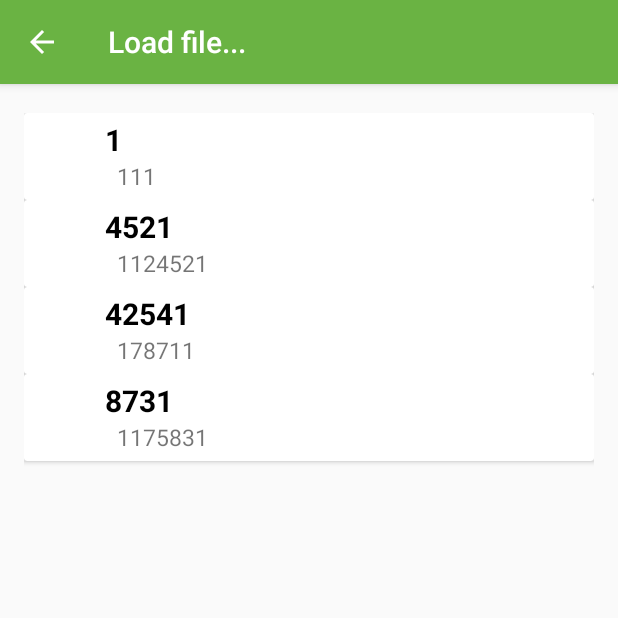
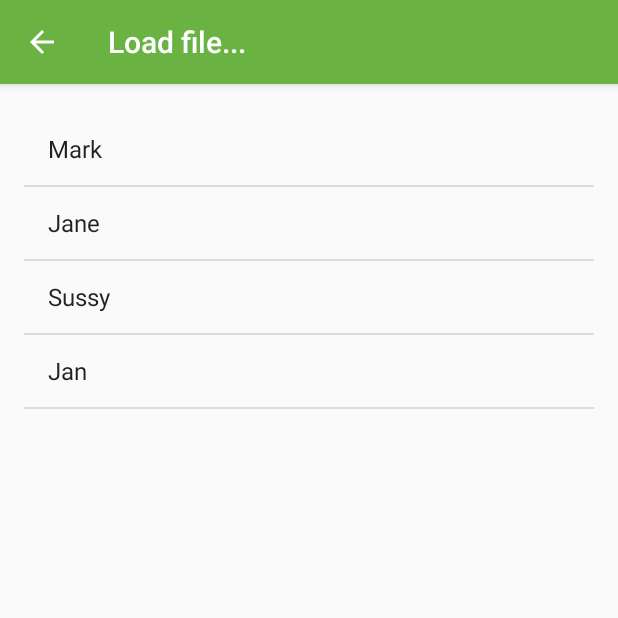
Before and after one commit to mrknrb/ECA-AndroidApp, an Android app: the ttsbetoltes screen opened directly, with no data from a screen before it, on a phone screen of 412 x 824 dp, the top half of it. Run offline under Robolectric (Android 15) with nearby library versions, the phone set to English and light mode, and no system bars; Roboto replaces fonts that are not available here.

Commit message:
13 listview menunélkül

```diff
--- a/app/src/main/java/com/example/android/trackmysleepquality/BetoltesAdapter.kt
+++ /dev/null
@@ -1,67 +0,0 @@
-package com.example.android.trackmysleepquality
-
-import android.view.LayoutInflater
-import android.view.View
-import android.view.ViewGroup
-import android.widget.ImageView
-import android.widget.TextView
-
-import androidx.recyclerview.widget.RecyclerView
-import com.example.android.trackmysleepquality.BetoltesAdapter.ExampleViewHolder
-
-import com.example.android.trackmysleepquality.database.BetoltesItem
-
-import java.util.ArrayList
-
-
-class BetoltesAdapter(private val mExampleList: MutableList<BetoltesItem>) : RecyclerView.Adapter<BetoltesAdapter.ExampleViewHolder>() {
-
-  var mListener:OnItemClickListener?=null
-
- interface OnItemClickListener{
-    fun onItemClick(position:Int)
-
-}
-fun setOnItemClickListener(listener:OnItemClickListener){
-    mListener=listener
-}
-
-    class ExampleViewHolder(itemView: View,listener:OnItemClickListener?) : RecyclerView.ViewHolder(itemView) {
-        var mImageView: ImageView
-        var mTextView1: TextView
-        var mTextView2: TextView
-
-        init {
-            mImageView = itemView.findViewById(R.id.imageView)
-            mTextView1 = itemView.findViewById(R.id.textView)
-            mTextView2 = itemView.findViewById(R.id.textView2)
-
-            itemView.setOnClickListener {
-                if (listener != null) {
-                    val position = adapterPosition
-                    if (position != RecyclerView.NO_POSITION) {
-                        listener.onItemClick(position)
-                    }
-                }
-            }
-        }
-    }
-
-    override fun onCreateViewHolder(parent: ViewGroup, viewType: Int): ExampleViewHolder {
-        val v = LayoutInflater.from(parent.context).inflate(R.layout.betoltesitem, parent, false)
-
-
-        return ExampleViewHolder(v,mListener)
-    }
-
-    override fun onBindViewHolder(holder: ExampleViewHolder, position: Int) {
-        val currentItem = mExampleList[position]
-
-        holder.mTextView1.text = currentItem.getText1()
-        holder.mTextView2.text = currentItem.getText2()
-    }
-
-    override fun getItemCount(): Int {
-        return mExampleList.size
-    }
-}
--- a/app/src/main/java/com/example/android/trackmysleepquality/database/BetoltesItem.kt
+++ /dev/null
@@ -1,14 +0,0 @@
-package com.example.android.trackmysleepquality.database
-
-class BetoltesItem(mText1:String,mText2:String){
-    var mText1:String=mText1
-    var mText2:String=mText2
-
-    public fun getText1(): String {
-        return mText1;
-    }
-
-    public fun getText2():String  {
-        return mText2;
-    }
-}
--- a/app/src/main/java/com/example/android/trackmysleepquality/ttsbetoltes.kt
+++ b/app/src/main/java/com/example/android/trackmysleepquality/ttsbetoltes.kt
@@ -2,99 +2,72 @@ package com.example.android.trackmysleepquality
 
 import androidx.appcompat.app.AppCompatActivity
 import android.os.Bundle
+import android.widget.ArrayAdapter
+import android.widget.ListView
 import android.widget.Toast
 import android.widget.AdapterView
-import android.widget.ArrayAdapter
-import android.widget.TextView
+import java.util.Arrays.asList
 import androidx.core.app.ComponentActivity.ExtraData
 import androidx.core.content.ContextCompat.getSystemService
 import android.icu.lang.UCharacter.GraphemeClusterBreak.T
-import com.example.android.trackmysleepquality.database.BetoltesItem
-import androidx.recyclerview.widget.RecyclerView
-import androidx.core.content.ContextCompat.getSystemService
-import android.icu.lang.UCharacter.GraphemeClusterBreak.T
-import androidx.recyclerview.widget.LinearLayoutManager
+import android.view.ContextMenu
+import android.view.View
 
 
 class ttsbetoltes : AppCompatActivity() {
-    private var mRecyclerView: RecyclerView? = null
-    private var mAdapter: BetoltesAdapter? = null
-    private var mLayoutManager: RecyclerView.LayoutManager? = null
-    var mExampleList = mutableListOf<BetoltesItem>()
+
+
+    private lateinit var listView: ListView
+    /*
+    override fun onCreateContextMenu(menu:ContextMenu , v:ListView , menuInfo: AdapterView.AdapterContextMenuInfo) {
+        if (v.getId() == R.id.listview) {
+           var lv:ListView  = v
+           var acmi: AdapterView.AdapterContextMenuInfo  =  menuInfo
+           var obj  =  lv.getItemAtPosition(acmi.position);
+
+            menu.add("One");
+            menu.add("Two");
+            menu.add("Three");
+            menu.add(obj.name);
+        }
+    }
+    */
+
     override fun onCreate(savedInstanceState: Bundle?) {
         super.onCreate(savedInstanceState)
         setContentView(R.layout.activity_ttsbetoltes)
 
-        // var exampleList:List<BetoltesItem>?=null
-        // var exampleList:List<BetoltesItem> =
-        val exampleList = mutableListOf<BetoltesItem>()
+        val friendsListView = findViewById<ListView>(R.id.listview)
+        registerForContextMenu(friendsListView);
+        val myFriends = ArrayList(asList("Mark", "Jane", "Sussy", "Jan"))
 
-        exampleList.add(BetoltesItem("1", "111"))
+        val arrayAdapter = ArrayAdapter(this, android.R.layout.simple_list_item_1, myFriends)
 
-        exampleList.add(BetoltesItem("4521", "1124521"))
-        exampleList.add(BetoltesItem("42541", "178711"))
-        exampleList.add(BetoltesItem("8731", "1175831"))
-        mRecyclerView = findViewById(R.id.recyclerview)
-        mRecyclerView?.setHasFixedSize(true)
+        friendsListView.setAdapter(arrayAdapter)
 
-        mLayoutManager = LinearLayoutManager(this)
-        mAdapter = BetoltesAdapter(exampleList)
+        friendsListView.setOnItemClickListener(object : AdapterView.OnItemClickListener {
+           override fun onItemClick(adapterView: AdapterView<*>, view: View, i: Int, l: Long) {
 
-        mRecyclerView?.setLayoutManager(mLayoutManager)
-        mRecyclerView?.setAdapter(mAdapter)
-        /*
-        mAdapter.setOnItemClickListener(new BetoltesAdapter.OnItemClickListener{
-            override onItemclick(position:Int){
+                Toast.makeText(applicationContext, "Hello " + myFriends[i], Toast.LENGTH_LONG).show()
 
-        }
-        }
-        )
-*/
+            }
 
 
-        fun buildRecyclerView() {
-            mRecyclerView = findViewById(R.id.recyclerview);
-            mRecyclerView?.setHasFixedSize(true);
-            mLayoutManager = LinearLayoutManager(this);
-            mAdapter = BetoltesAdapter(mExampleList);
-
-            mRecyclerView?.setLayoutManager(mLayoutManager);
-            mRecyclerView?.setAdapter(mAdapter);
+        })
+        friendsListView.setOnItemLongClickListener (object : AdapterView.OnItemLongClickListener {
+            override fun onItemLongClick(adapterView: AdapterView<*>, view: View, i: Int, l: Long): Boolean {
 
 
 
-        }
+
+                Toast.makeText(applicationContext, "Csá " + myFriends[i], Toast.LENGTH_LONG).show()
+return true
+            }
 
 
-/*
+        })
 
 
-        mRecyclerView = findViewById(R.id.recyclerView);
-        mRecyclerView.setHasFixedSize(true);
-        mLayoutManager = new LinearLayoutManager(this);
-        mAdapter = new ExampleAdapter(exampleList);
-
-        mRecyclerView.setLayoutManager(mLayoutManager);
-        mRecyclerView.setAdapter(mAdapter);
-        */
-
-
-/*
-listView = findViewById(R.id.listView) as ListView
-textView = findViewById(R.id.textView) as TextView
-listItem = resources.getStringArray(R.array.array_technology)
-val adapter = ArrayAdapter<String>(this,
-        android.R.layout.simple_list_item_1, android.R.id.text1, listItem)
-listView.setAdapter(adapter)
-
-listView.setOnItemClickListener(object : AdapterView.OnItemClickListener {
-    fun onItemClick(adapterView: AdapterView<*>, view: View, position: Int, l: Long) {
-        // TODO Auto-generated method stub
-        val value = adapter.getItem(position)
-        Toast.makeText(applicationContext, value, Toast.LENGTH_SHORT).show()
 
     }
-})
-*/
-    }
 }
--- a/app/src/main/res/layout/activity_ttsbetoltes.xml
+++ b/app/src/main/res/layout/activity_ttsbetoltes.xml
@@ -6,8 +6,8 @@
     android:layout_height="match_parent"
     tools:context=".ttsbetoltes">
 
-    <androidx.recyclerview.widget.RecyclerView
-        android:id="@+id/recyclerview"
+    <ListView
+        android:id="@+id/listview"
         android:layout_width="0dp"
         android:layout_height="729dp"
         android:layout_marginStart="16dp"
@@ -17,8 +17,5 @@
         app:layout_constraintBottom_toBottomOf="parent"
         app:layout_constraintEnd_toEndOf="parent"
         app:layout_constraintStart_toStartOf="parent"
-        app:layout_constraintTop_toTopOf="parent">
-
-    </androidx.recyclerview.widget.RecyclerView>
-
+        app:layout_constraintTop_toTopOf="parent" />
 </androidx.constraintlayout.widget.ConstraintLayout>
--- a/app/src/main/res/layout/betoltesitem.xml
+++ /dev/null
@@ -1,40 +0,0 @@
-<?xml version="1.0" encoding="utf-8"?>
-<androidx.cardview.widget.CardView xmlns:android="http://schemas.android.com/apk/res/android"
-    android:layout_width="match_parent"
-    android:layout_height="wrap_content">
-
-    <RelativeLayout
-        android:layout_width="match_parent"
-        android:layout_height="match_parent"
-        android:layout_margin="4dp">
-
-        <ImageView
-            android:id="@+id/imageView"
-            android:layout_width="50dp"
-            android:layout_height="50dp"
-            android:padding="2dp" />
-
-        <TextView
-            android:id="@+id/textView"
-            android:layout_width="wrap_content"
-            android:layout_height="wrap_content"
-            android:layout_alignParentTop="true"
-            android:layout_toEndOf="@+id/imageView"
-            android:text="Line 1"
-            android:textColor="@android:color/black"
-            android:textSize="20sp"
-            android:textStyle="bold" />
-
-        <TextView
-            android:id="@+id/textView2"
-            android:layout_width="wrap_content"
-            android:layout_height="wrap_content"
-            android:layout_below="@+id/textView"
-            android:layout_marginStart="8dp"
-            android:layout_toEndOf="@+id/imageView"
-            android:text="Line 2"
-            android:textSize="15sp" />
-
-    </RelativeLayout>
-
-</androidx.cardview.widget.CardView>
--- /dev/null
+++ b/app/src/main/res/menu/betoltescontextmenu.xml
@@ -0,0 +1,7 @@
+<?xml version="1.0" encoding="utf-8"?>
+<menu xmlns:android="http://schemas.android.com/apk/res/android">
+    <item android:id="@+id/call"
+        android:title="Call" />
+    <item android:id="@+id/sms"
+        android:title="SMS" />
+</menu>
--- a/app/src/main/res/menu/menu_ttsbetoltes.xml
+++ /dev/null
@@ -1,10 +0,0 @@
-<menu xmlns:android="http://schemas.android.com/apk/res/android"
-    xmlns:app="http://schemas.android.com/apk/res-auto"
-    xmlns:tools="http://schemas.android.com/tools"
-    tools:context="com.example.android.trackmysleepquality.ttsbetoltes">
-    <item
-        android:id="@+id/action_settings"
-        android:orderInCategory="100"
-        android:title="@string/action_settings"
-        app:showAsAction="never" />
-</menu>
```
